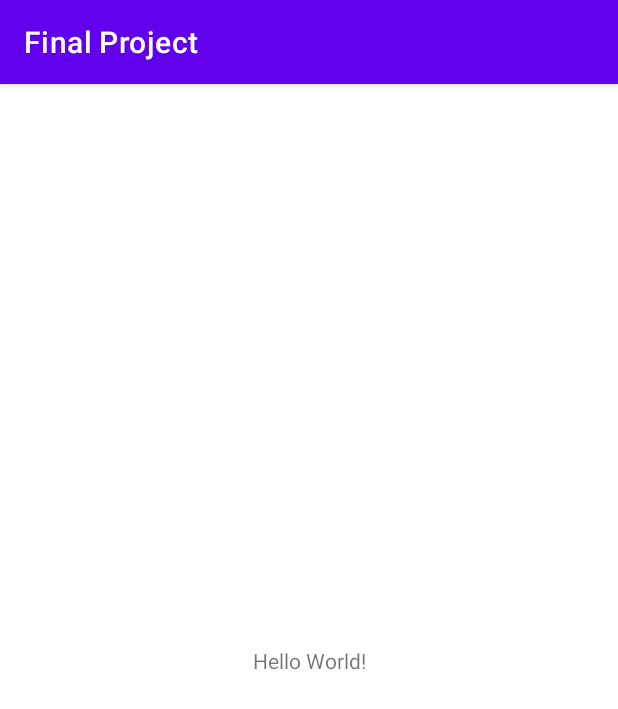
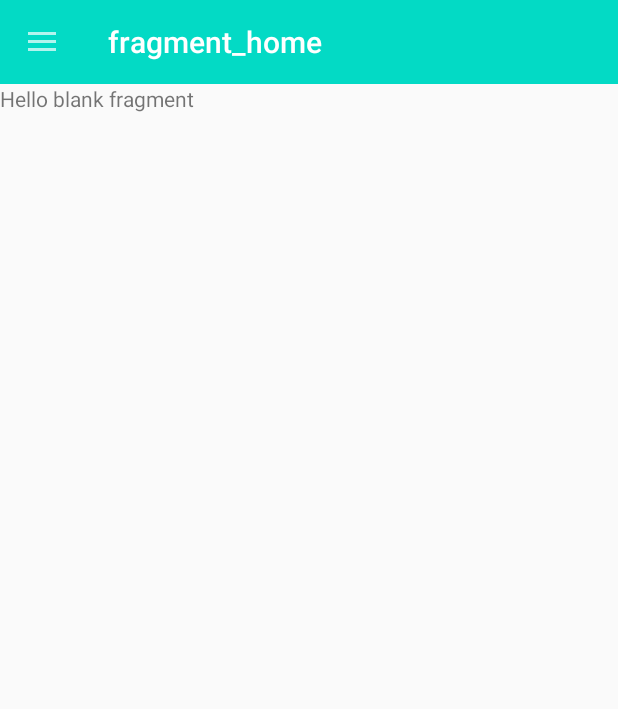
Before and after one commit to eebalboni/Final-Project-SER-210, an Android app: the screen it shows after launch (MainActivity), on a phone screen of 412 x 824 dp. Shown: the top 709 px of the screen. Run offline under Robolectric (Android 15) with nearby library versions, the phone set to English and light mode, and no system bars; our stand-ins replace navigation-ui.

Commit message:
added app drawer

```diff
--- a/app/build.gradle
+++ b/app/build.gradle
@@ -32,6 +32,10 @@ dependencies {
     implementation 'androidx.appcompat:appcompat:1.4.1'
     implementation 'com.google.android.material:material:1.5.0'
     implementation 'androidx.constraintlayout:constraintlayout:2.1.3'
+    implementation 'androidx.navigation:navigation-runtime:2.4.2'
+    implementation 'androidx.navigation:navigation-fragment:2.4.2'
+    implementation 'androidx.navigation:navigation-ui:2.4.2'
+    implementation 'androidx.legacy:legacy-support-v4:1.0.0'
     testImplementation 'junit:junit:4.+'
     androidTestImplementation 'androidx.test.ext:junit:1.1.3'
     androidTestImplementation 'androidx.test.espresso:espresso-core:3.4.0'
--- a/app/src/main/AndroidManifest.xml
+++ b/app/src/main/AndroidManifest.xml
@@ -8,7 +8,7 @@
         android:label="@string/app_name"
         android:roundIcon="@mipmap/ic_launcher_round"
         android:supportsRtl="true"
-        android:theme="@style/Theme.FinalProject">
+        android:theme="@style/Theme.AppCompat.Light.NoActionBar">
         <activity
             android:name=".MainActivity"
             android:exported="true">
--- /dev/null
+++ b/app/src/main/java/edu/quinnipiac/ser210/finalproject/Home.java
@@ -0,0 +1,64 @@
+package edu.quinnipiac.ser210.finalproject;
+
+import android.os.Bundle;
+
+import androidx.fragment.app.Fragment;
+
+import android.view.LayoutInflater;
+import android.view.View;
+import android.view.ViewGroup;
+
+/**
+ * A simple {@link Fragment} subclass.
+ * Use the {@link Home#newInstance} factory method to
+ * create an instance of this fragment.
+ */
+public class Home extends Fragment {
+
+    // TODO: Rename parameter arguments, choose names that match
+    // the fragment initialization parameters, e.g. ARG_ITEM_NUMBER
+    private static final String ARG_PARAM1 = "param1";
+    private static final String ARG_PARAM2 = "param2";
+
+    // TODO: Rename and change types of parameters
+    private String mParam1;
+    private String mParam2;
+
+    public Home() {
+        // Required empty public constructor
+    }
+
+    /**
+     * Use this factory method to create a new instance of
+     * this fragment using the provided parameters.
+     *
+     * @param param1 Parameter 1.
+     * @param param2 Parameter 2.
+     * @return A new instance of fragment Home.
+     */
+    // TODO: Rename and change types and number of parameters
+    public static Home newInstance(String param1, String param2) {
+        Home fragment = new Home();
+        Bundle args = new Bundle();
+        args.putString(ARG_PARAM1, param1);
+        args.putString(ARG_PARAM2, param2);
+        fragment.setArguments(args);
+        return fragment;
+    }
+
+    @Override
+    public void onCreate(Bundle savedInstanceState) {
+        super.onCreate(savedInstanceState);
+        if (getArguments() != null) {
+            mParam1 = getArguments().getString(ARG_PARAM1);
+            mParam2 = getArguments().getString(ARG_PARAM2);
+        }
+    }
+
+    @Override
+    public View onCreateView(LayoutInflater inflater, ViewGroup container,
+                             Bundle savedInstanceState) {
+        // Inflate the layout for this fragment
+        return inflater.inflate(R.layout.fragment_home, container, false);
+    }
+}
--- a/app/src/main/java/edu/quinnipiac/ser210/finalproject/MainActivity.java
+++ b/app/src/main/java/edu/quinnipiac/ser210/finalproject/MainActivity.java
@@ -1,14 +1,59 @@
 package edu.quinnipiac.ser210.finalproject;
 
+import androidx.annotation.NonNull;
 import androidx.appcompat.app.AppCompatActivity;
+import androidx.appcompat.widget.Toolbar;
+import androidx.core.view.GravityCompat;
+import androidx.drawerlayout.widget.DrawerLayout;
+import androidx.navigation.NavController;
+import androidx.navigation.Navigation;
+import androidx.navigation.ui.NavigationUI;
 
 import android.os.Bundle;
+import android.view.MenuItem;
 
-public class MainActivity extends AppCompatActivity {
+import com.google.android.material.navigation.NavigationView;
 
+public class MainActivity extends AppCompatActivity implements NavigationView.OnNavigationItemSelectedListener {
+
+    DrawerLayout drawerLayout;
+    NavController navController;
+    NavigationView navigationView;
+    Toolbar toolbar;
     @Override
     protected void onCreate(Bundle savedInstanceState) {
         super.onCreate(savedInstanceState);
         setContentView(R.layout.activity_main);
+
+        toolbar = findViewById(R.id.toolbar);
+        setSupportActionBar(toolbar);
+        getSupportActionBar().setDisplayHomeAsUpEnabled(true);
+        getSupportActionBar().setDisplayHomeAsUpEnabled(true);
+
+        drawerLayout = findViewById(R.id.drawer);
+        navigationView = findViewById(R.id.navigationView);
+        navController = Navigation.findNavController(this, R.id.nav_host_fragment);
+        NavigationUI.setupActionBarWithNavController(this, navController, drawerLayout);
+        NavigationUI.setupWithNavController(navigationView, navController);
+        navigationView.setNavigationItemSelectedListener(this);
+    }
+
+    @Override
+    public void onBackPressed() {
+        if(drawerLayout.isDrawerOpen(GravityCompat.START)){
+            drawerLayout.closeDrawer(GravityCompat.START);
+        }else{
+            super.onBackPressed();
+        }
+    }
+
+    @Override
+    public boolean onSupportNavigateUp() {
+        return NavigationUI.navigateUp(navController, drawerLayout);
+    }
+
+    @Override
+    public boolean onNavigationItemSelected(@NonNull MenuItem item) {
+        return false;
     }
 }
--- a/app/src/main/res/layout/activity_main.xml
+++ b/app/src/main/res/layout/activity_main.xml
@@ -1,18 +1,37 @@
 <?xml version="1.0" encoding="utf-8"?>
-<androidx.constraintlayout.widget.ConstraintLayout xmlns:android="http://schemas.android.com/apk/res/android"
+<androidx.drawerlayout.widget.DrawerLayout xmlns:android="http://schemas.android.com/apk/res/android"
     xmlns:app="http://schemas.android.com/apk/res-auto"
     xmlns:tools="http://schemas.android.com/tools"
     android:layout_width="match_parent"
     android:layout_height="match_parent"
-    tools:context=".MainActivity">
+    android:id="@+id/drawer"
+    tools:context=".MainActivity" >
 
-    <TextView
-        android:layout_width="wrap_content"
-        android:layout_height="wrap_content"
-        android:text="Hello World!"
-        app:layout_constraintBottom_toBottomOf="parent"
-        app:layout_constraintLeft_toLeftOf="parent"
-        app:layout_constraintRight_toRightOf="parent"
-        app:layout_constraintTop_toTopOf="parent" />
+    <LinearLayout
+        android:layout_width="match_parent"
+        android:layout_height="match_parent"
+        android:orientation="vertical">
+        <androidx.appcompat.widget.Toolbar
+            android:id="@+id/toolbar"
+            android:layout_width="match_parent"
+            android:layout_height="wrap_content"
+            android:background="@color/teal_200"
+            android:theme="@style/ThemeOverlay.AppCompat.Dark" />
+        <fragment
+            android:id="@+id/nav_host_fragment"
+            android:name="androidx.navigation.fragment.NavHostFragment"
+            android:layout_width="match_parent"
+            android:layout_height="match_parent"
+            app:defaultNavHost="true"
+            app:navGraph="@navigation/nav_graph"/>
+    </LinearLayout>
 
-</androidx.constraintlayout.widget.ConstraintLayout>
+    <com.google.android.material.navigation.NavigationView
+        android:layout_width="match_parent"
+        android:layout_height="match_parent"
+        android:id="@+id/navigationView"
+        android:layout_gravity="start"
+        android:fitsSystemWindows="true"
+        app:headerLayout="@layout/header_layout"
+        app:menu="@menu/drawer_menu"/>
+</androidx.drawerlayout.widget.DrawerLayout>
--- /dev/null
+++ b/app/src/main/res/layout/fragment_home.xml
@@ -0,0 +1,14 @@
+<?xml version="1.0" encoding="utf-8"?>
+<FrameLayout xmlns:android="http://schemas.android.com/apk/res/android"
+    xmlns:tools="http://schemas.android.com/tools"
+    android:layout_width="match_parent"
+    android:layout_height="match_parent"
+    tools:context=".Home">
+
+    <!-- TODO: Update blank fragment layout -->
+    <TextView
+        android:layout_width="match_parent"
+        android:layout_height="match_parent"
+        android:text="@string/hello_blank_fragment" />
+
+</FrameLayout>
--- /dev/null
+++ b/app/src/main/res/menu/drawer_menu.xml
@@ -0,0 +1,24 @@
+<?xml version="1.0" encoding="utf-8"?>
+<menu xmlns:android="http://schemas.android.com/apk/res/android"
+    xmlns:tools="http://schemas.android.com/tools"
+    tools:showIn="navigation_view">
+
+    <group android:checkableBehavior="single">
+        <item
+            android:id="@+id/nav_home"
+            android:title="@string/menu_home" />
+        <item
+            android:id="@+id/nav_food_items"
+            android:title="@string/menu_food_items" />
+        <item
+            android:id="@+id/nav_favorite_recipes"
+            android:title="@string/menu_favorite_recipes" />
+        <item
+            android:id="@+id/nav_search_ingredients"
+            android:title="@string/menu_search_ingredients" />
+        <item
+            android:id="@+id/nav_search_recipes"
+            android:title="@string/menu_search_recipes" />
+    </group>
+
+</menu>
--- /dev/null
+++ b/app/src/main/res/navigation/nav_graph.xml
@@ -0,0 +1,13 @@
+<?xml version="1.0" encoding="utf-8"?>
+<navigation xmlns:android="http://schemas.android.com/apk/res/android"
+    xmlns:app="http://schemas.android.com/apk/res-auto"
+    xmlns:tools="http://schemas.android.com/tools"
+    android:id="@+id/nav_graph"
+    app:startDestination="@id/home2">
+
+    <fragment
+        android:id="@+id/home2"
+        android:name="edu.quinnipiac.ser210.finalproject.Home"
+        android:label="fragment_home"
+        tools:layout="@layout/fragment_home" />
+</navigation>
--- a/app/src/main/res/values/strings.xml
+++ b/app/src/main/res/values/strings.xml
@@ -1,3 +1,10 @@
 <resources>
     <string name="app_name">Final Project</string>
+    <string name="menu_home">Home</string>
+    <string name="menu_food_items">My Food</string>
+    <string name="menu_search_ingredients">Search Ingredients</string>
+    <string name="menu_favorite_recipes">Favorite Recipes</string>
+    <string name="menu_search_recipes">Search Recipes</string>
+    <!-- TODO: Remove or change this placeholder text -->
+    <string name="hello_blank_fragment">Hello blank fragment</string>
 </resources>
```
Also changed, not shown: app/src/main/res/layout/header_layout.xml (added, +37 -0 lines).
